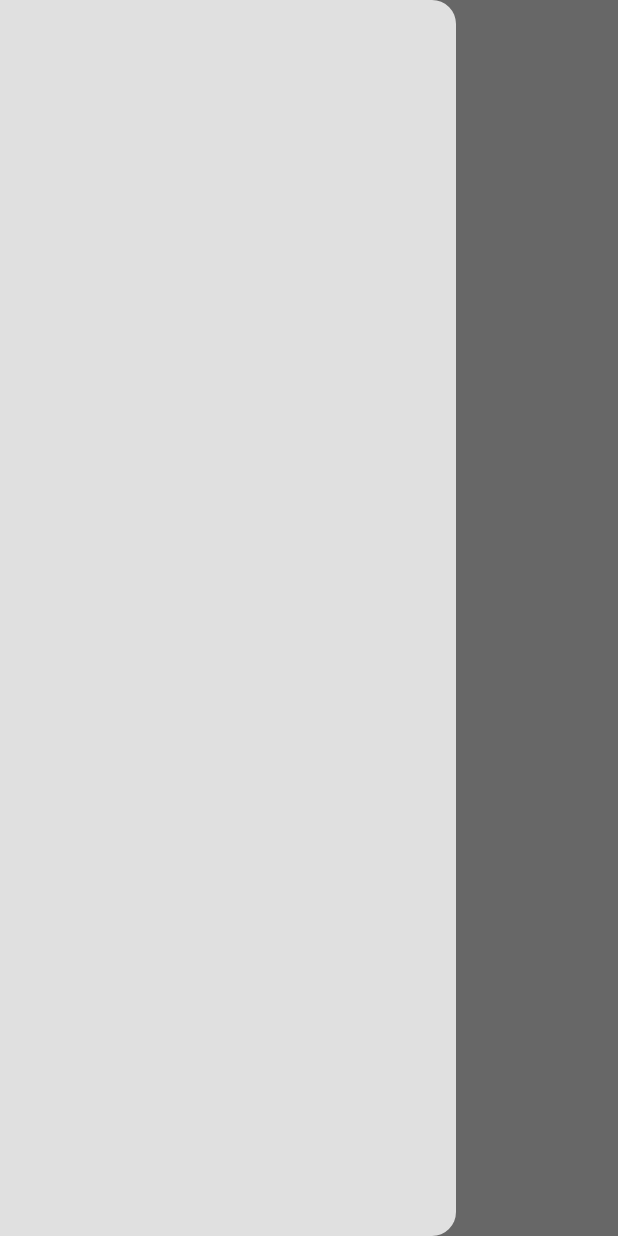
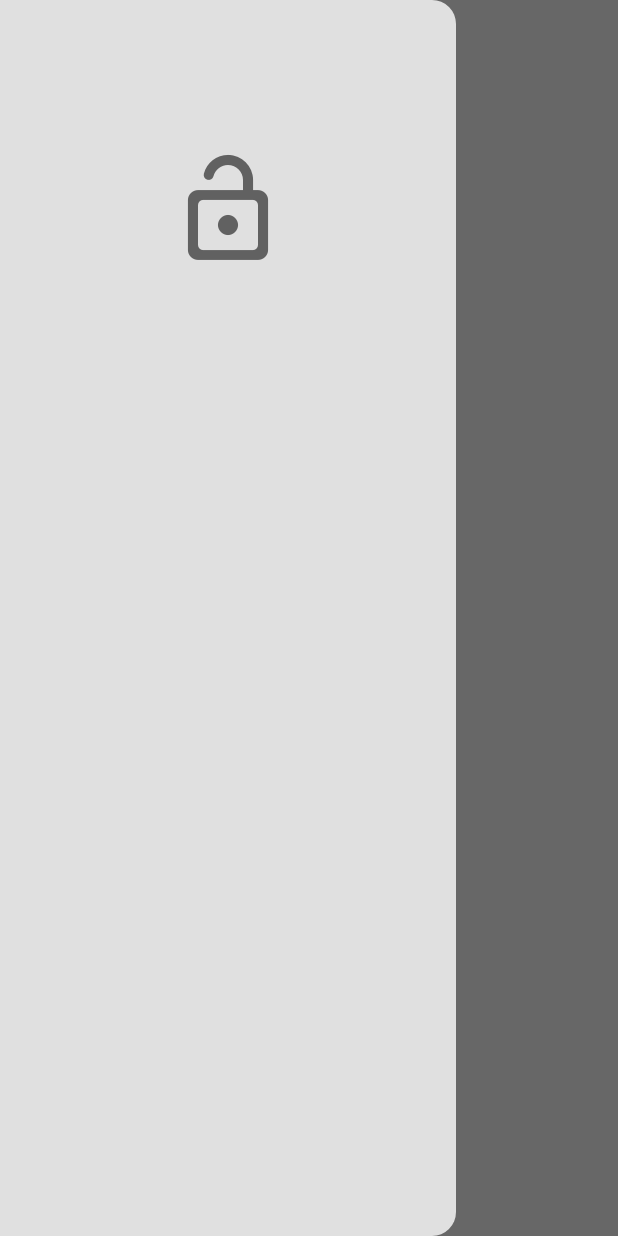
Before and after one commit to Nimdinu-Weerathunga/Food_Delivery_App_w_Backend, a Flutter app: the HomePage screen opened directly, with the side drawer open, on a phone screen of 412 x 824 dp. Run offline on Flutter 3.47's test engine with Material 3 defaults, Android fonts, the phone set to English and light mode, and no system bars.

Commit message:
Create menu file

```diff
--- /dev/null
+++ b/lib/components/my_drawer.dart
@@ -0,0 +1,36 @@
+import 'package:flutter/material.dart';
+
+class MyDrawer extends StatelessWidget {
+  const MyDrawer({super.key});
+
+  @override
+  Widget build(BuildContext context) {
+    return Drawer(
+      backgroundColor: Theme.of(context).colorScheme.surface,
+      child: Column(
+        children: [
+          //app logo
+          Padding(
+            padding: const EdgeInsets.only(top: 100.0),
+            child: Icon(
+              Icons.lock_open_rounded,
+              size: 80,
+              color: Theme.of(context).colorScheme.inversePrimary,
+            ),
+          ),
+          Padding(
+            padding: EdgeInsetsGeometry.all(25.0),
+            child: Divider(color: Theme.of(context).colorScheme.secondary),
+          ),
+          //Icon
+
+          //home list tile
+
+          //settings list tile
+
+          //logout list tile
+        ],
+      ),
+    );
+  }
+}
--- a/lib/pages/home_page.dart
+++ b/lib/pages/home_page.dart
@@ -1,4 +1,5 @@
 import 'package:flutter/material.dart';
+import 'package:food_delivery_app_w_backend/components/my_drawer.dart';
 
 class HomePage extends StatelessWidget {
   const HomePage({super.key});
@@ -7,7 +8,7 @@ class HomePage extends StatelessWidget {
   Widget build(BuildContext context) {
     return Scaffold(
       appBar: AppBar(title: Text("HomePage")),
-      drawer: Drawer(),
+      drawer: MyDrawer(),
     );
   }
 }
```
Also changed, not shown: lib/components/my_drawer_tile.dart (added, +24 -0 lines).
